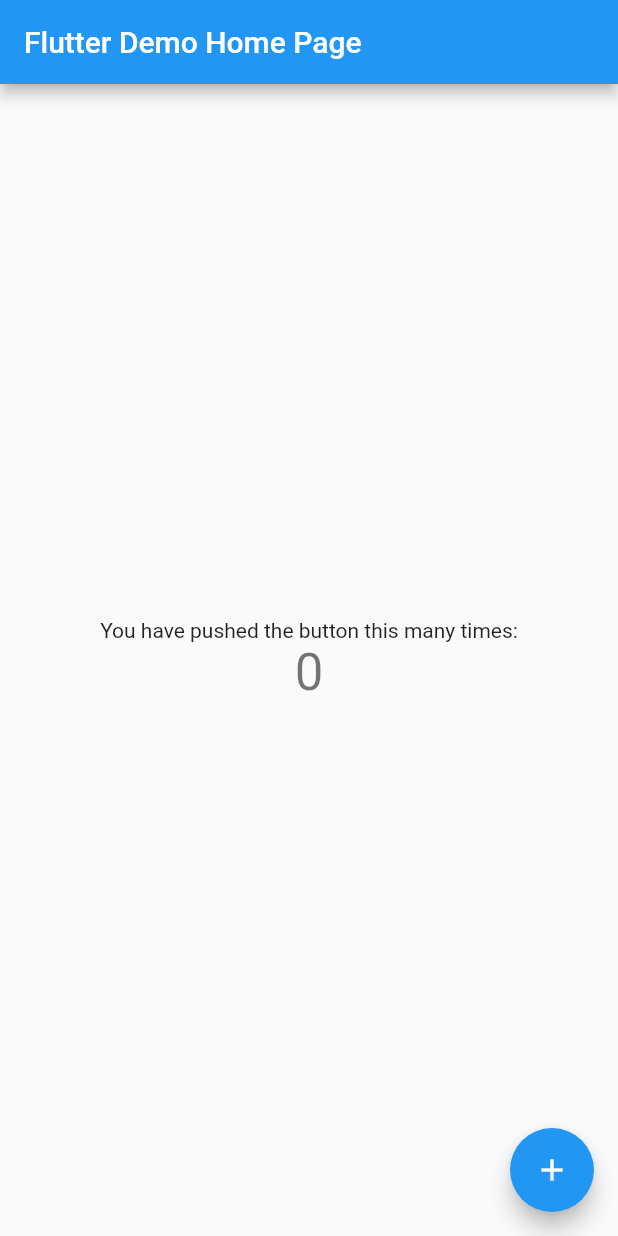
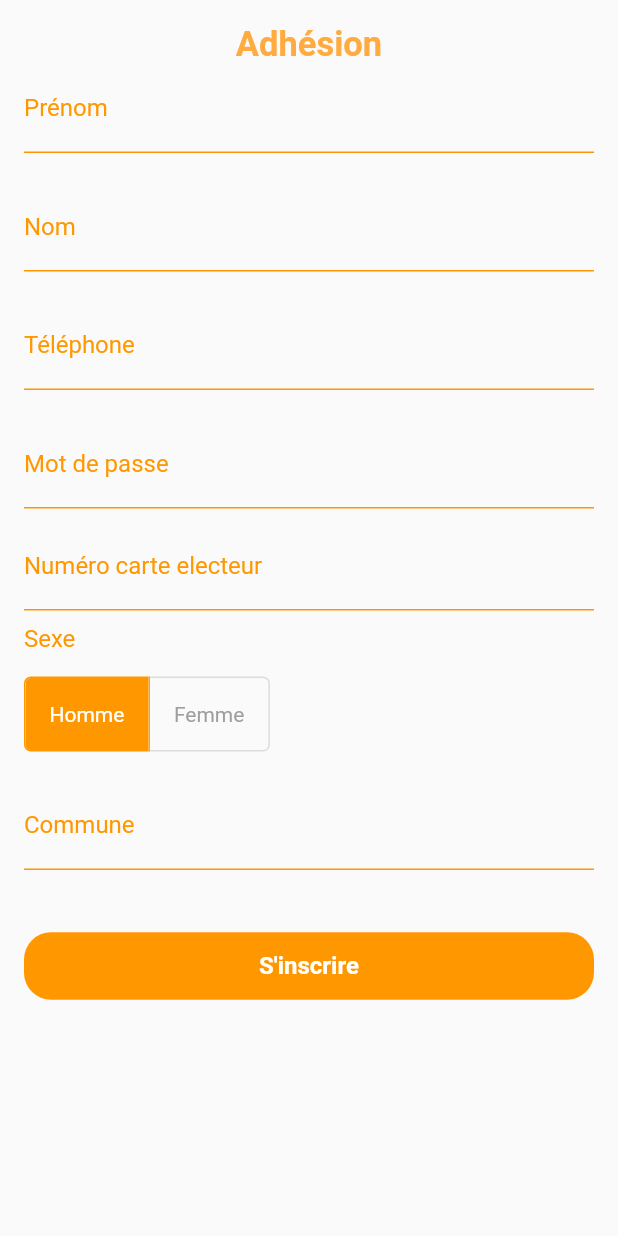
Before and after one commit to pape-ousmane-fall/mobile_collectivity, a Flutter app: the screen it shows after launch, on a phone screen of 412 x 824 dp. Run offline on Flutter 3.47's test engine with Material 2 defaults, Android fonts, the phone set to English and light mode, and no system bars.

Commit message:
20/11 at 14:22

```diff
--- /dev/null
+++ b/mobile_collectivity/lib/config/routes.dart
@@ -0,0 +1,18 @@
+// Open Flutter E-commerce App routes
+// Author: openflutterproject@gmail.com
+// Date: 2020-02-06
+
+class AppRoutes {
+  static const home = '/';
+  static const shop = 'shop';
+  static const cart = 'cart';
+  static const favourites = 'favourites';
+  static const productList = 'productList';
+  static const product = 'product';
+  static const profile = 'profile';
+  static const checkout = 'checkout';
+  static const signup = 'signup';
+  static const signin = 'signin';
+  static const forgotPassword = 'forgot_pass';
+  static const filters = 'filters';
+}
--- /dev/null
+++ b/mobile_collectivity/lib/home_page.dart
@@ -0,0 +1,188 @@
+import 'package:flutter/material.dart';
+
+class HomeScreen extends StatefulWidget {
+  @override
+  _HomeScreenState createState() => _HomeScreenState();
+}
+
+class _HomeScreenState extends State<HomeScreen> {
+  TextEditingController _etStudentName = TextEditingController();
+  TextEditingController _etStudentPhoneNumber = TextEditingController();
+  TextEditingController _etStudentAddress = TextEditingController();
+
+  var _color1 = Colors.orange;
+
+  @override
+  Widget build(BuildContext context) {
+    return SafeArea(
+      child: Scaffold(
+        body: ListView(
+          padding: EdgeInsets.all(16),
+          children: [
+            Center(
+              child: Text('Adhésion',
+                  style: TextStyle(
+                      fontSize: 23,
+                      color: Colors.orangeAccent,
+                      fontWeight: FontWeight.bold)),
+            ),
+            TextFormField(
+              controller: _etStudentName,
+              keyboardType: TextInputType.text,
+              style: TextStyle(color: _color1),
+              decoration: InputDecoration(
+                focusedBorder: UnderlineInputBorder(
+                    borderSide: BorderSide(color: _color1, width: 2.0)),
+                enabledBorder: UnderlineInputBorder(
+                  borderSide: BorderSide(color: _color1),
+                ),
+                labelText: 'Prénom',
+                labelStyle: TextStyle(color: _color1),
+              ),
+            ),
+            SizedBox(
+              height: 20,
+            ),
+            TextFormField(
+              controller: _etStudentPhoneNumber,
+              keyboardType: TextInputType.phone,
+              style: TextStyle(color: _color1),
+              decoration: InputDecoration(
+                focusedBorder: UnderlineInputBorder(
+                    borderSide: BorderSide(color: _color1, width: 2.0)),
+                enabledBorder: UnderlineInputBorder(
+                  borderSide: BorderSide(color: _color1),
+                ),
+                labelText: 'Nom',
+                labelStyle: TextStyle(color: _color1),
+              ),
+            ),
+            SizedBox(
+              height: 20,
+            ),
+            TextFormField(
+              controller: _etStudentPhoneNumber, // à changer
+              keyboardType: TextInputType.phone,
+              style: TextStyle(color: _color1),
+              decoration: InputDecoration(
+                focusedBorder: UnderlineInputBorder(
+                    borderSide: BorderSide(color: _color1, width: 2.0)),
+                enabledBorder: UnderlineInputBorder(
+                  borderSide: BorderSide(color: _color1),
+                ),
+                labelText: 'Téléphone',
+                labelStyle: TextStyle(color: _color1),
+              ),
+            ),
+            SizedBox(
+              height: 20,
+            ),
+            TextFormField(
+              controller: _etStudentPhoneNumber, // à changer
+              keyboardType: TextInputType.visiblePassword,
+              style: TextStyle(color: _color1),
+              decoration: InputDecoration(
+                focusedBorder: UnderlineInputBorder(
+                    borderSide: BorderSide(color: _color1, width: 2.0)),
+                enabledBorder: UnderlineInputBorder(
+                  borderSide: BorderSide(color: _color1),
+                ),
+                labelText: 'Mot de passe',
+                labelStyle: TextStyle(color: _color1),
+              ),
+            ),
+            Padding(
+              padding: const EdgeInsets.fromLTRB(0, 9, 0, 9),
+              child: TextFormField(
+                controller: _etStudentPhoneNumber, // aussi
+                keyboardType: TextInputType.phone,
+                style: TextStyle(color: _color1),
+                decoration: InputDecoration(
+                  focusedBorder: UnderlineInputBorder(
+                      borderSide: BorderSide(color: _color1, width: 2.0)),
+                  enabledBorder: UnderlineInputBorder(
+                    borderSide: BorderSide(color: _color1),
+                  ),
+                  labelText: 'Numéro carte electeur',
+                  labelStyle: TextStyle(color: _color1),
+                ),
+              ),
+            ),
+            Container(
+              margin: EdgeInsets.only(bottom: 16),
+              child:
+                  Text('Sexe', style: TextStyle(fontSize: 16, color: _color1)),
+            ),
+            ToggleButtons(
+              color: Colors.grey,
+              selectedColor: Colors.white,
+              fillColor: _color1,
+              selectedBorderColor: _color1,
+              borderRadius: BorderRadius.circular(4),
+              children: <Widget>[
+                Container(
+                    margin: EdgeInsets.symmetric(horizontal: 16),
+                    child: Text('Homme')),
+                Container(
+                    margin: EdgeInsets.symmetric(horizontal: 16),
+                    child: Text('Femme')),
+              ],
+              onPressed: (int index) {
+/*                   setState(() {
+                      for (int buttonIndex = 0; buttonIndex < _isSelectGender.length; buttonIndex++) {
+                        if (buttonIndex == index) {
+                          _isSelectGender[buttonIndex] = true;
+                        } else {
+                          _isSelectGender[buttonIndex] = false;
+                        }
+                      }
+                    }); */
+              },
+              isSelected: [true, false],
+            ),
+            SizedBox(
+              height: 20,
+            ),
+            TextField(
+              controller: _etStudentAddress,
+              maxLines: null,
+              decoration: InputDecoration(
+                  focusedBorder: UnderlineInputBorder(
+                      borderSide: BorderSide(color: _color1, width: 2.0)),
+                  enabledBorder: UnderlineInputBorder(
+                    borderSide: BorderSide(color: _color1),
+                  ),
+                  labelText: 'Commune',
+                  labelStyle: TextStyle(color: _color1)),
+            ),
+            SizedBox(height: 40),
+            TextButton(
+                style: ButtonStyle(
+                  backgroundColor: MaterialStateProperty.resolveWith<Color>(
+                    (Set<MaterialState> states) => _color1,
+                  ),
+                  overlayColor: MaterialStateProperty.all(Colors.transparent),
+                  shape: MaterialStateProperty.all(RoundedRectangleBorder(
+                    borderRadius: BorderRadius.circular(18.0),
+                  )),
+                ),
+                onPressed: () {
+                  //   _studentBloc.add(AddStudent(sessionId: '5f0e6bfbafe255.00218389', studentName: _etStudentName.text, studentPhoneNumber: _etStudentPhoneNumber.text, studentGender: _isSelectGender[0]?'male':'female', studentAddress: _etStudentAddress.text, apiToken: apiToken));
+                },
+                child: Padding(
+                  padding: const EdgeInsets.symmetric(vertical: 5.0),
+                  child: Text(
+                    'S\'inscrire',
+                    style: TextStyle(
+                        fontSize: 16,
+                        fontWeight: FontWeight.bold,
+                        color: Colors.white),
+                    textAlign: TextAlign.center,
+                  ),
+                )),
+          ],
+        ),
+      ),
+    );
+  }
+}
--- a/mobile_collectivity/lib/main.dart
+++ b/mobile_collectivity/lib/main.dart
@@ -1,4 +1,7 @@
 import 'package:flutter/material.dart';
+import 'package:mobile_collectivity/config/routes.dart';
+
+import 'home_page.dart';
 
 void main() {
   runApp(const MyApp());
@@ -11,105 +14,13 @@
   @override
   Widget build(BuildContext context) {
     return MaterialApp(
-      title: 'Flutter Demo',
-      theme: ThemeData(
-        // This is the theme of your application.
-        //
-        // Try running your application with "flutter run". You'll see the
-        // application has a blue toolbar. Then, without quitting the app, try
-        // changing the primarySwatch below to Colors.green and then invoke
-        // "hot reload" (press "r" in the console where you ran "flutter run",
-        // or simply save your changes to "hot reload" in a Flutter IDE).
-        // Notice that the counter didn't reset back to zero; the application
-        // is not restarted.
-        primarySwatch: Colors.blue,
-      ),
-      home: const MyHomePage(title: 'Flutter Demo Home Page'),
+      routes: _registerRoutes(),
     );
   }
-}
 
-class MyHomePage extends StatefulWidget {
-  const MyHomePage({Key? key, required this.title}) : super(key: key);
-
-  // This widget is the home page of your application. It is stateful, meaning
-  // that it has a State object (defined below) that contains fields that affect
-  // how it looks.
-
-  // This class is the configuration for the state. It holds the values (in this
-  // case the title) provided by the parent (in this case the App widget) and
-  // used by the build method of the State. Fields in a Widget subclass are
-  // always marked "final".
-
-  final String title;
-
-  @override
-  State<MyHomePage> createState() => _MyHomePageState();
-}
-
-class _MyHomePageState extends State<MyHomePage> {
-  int _counter = 0;
-
-  void _incrementCounter() {
-    setState(() {
-      // This call to setState tells the Flutter framework that something has
-      // changed in this State, which causes it to rerun the build method below
-      // so that the display can reflect the updated values. If we changed
-      // _counter without calling setState(), then the build method would not be
-      // called again, and so nothing would appear to happen.
-      _counter++;
-    });
-  }
-
-  @override
-  Widget build(BuildContext context) {
-    // This method is rerun every time setState is called, for instance as done
-    // by the _incrementCounter method above.
-    //
-    // The Flutter framework has been optimized to make rerunning build methods
-    // fast, so that you can just rebuild anything that needs updating rather
-    // than having to individually change instances of widgets.
-    return Scaffold(
-      appBar: AppBar(
-        // Here we take the value from the MyHomePage object that was created by
-        // the App.build method, and use it to set our appbar title.
-        title: Text(widget.title),
-      ),
-      body: Center(
-        // Center is a layout widget. It takes a single child and positions it
-        // in the middle of the parent.
-        child: Column(
-          // Column is also a layout widget. It takes a list of children and
-          // arranges them vertically. By default, it sizes itself to fit its
-          // children horizontally, and tries to be as tall as its parent.
-          //
-          // Invoke "debug painting" (press "p" in the console, choose the
-          // "Toggle Debug Paint" action from the Flutter Inspector in Android
-          // Studio, or the "Toggle Debug Paint" command in Visual Studio Code)
-          // to see the wireframe for each widget.
-          //
-          // Column has various properties to control how it sizes itself and
-          // how it positions its children. Here we use mainAxisAlignment to
-          // center the children vertically; the main axis here is the vertical
-          // axis because Columns are vertical (the cross axis would be
-          // horizontal).
-          mainAxisAlignment: MainAxisAlignment.center,
-          children: <Widget>[
-            const Text(
-              'You have pushed the button this many times:',
-            ),
-            Text(
-              '$_counter',
-              style: Theme.of(context).textTheme.headline4,
-            ),
-          ],
-        ),
-      ),
-      floatingActionButton: FloatingActionButton(
-        onPressed: _incrementCounter,
-        tooltip: 'Increment',
-        child: const Icon(Icons.add),
-      ), // This trailing comma makes auto-formatting nicer for build methods.
-    );
+  Map<String, WidgetBuilder> _registerRoutes() {
+    return <String, WidgetBuilder>{
+      AppRoutes.home: (context) => HomeScreen(),
+    };
   }
 }
```
